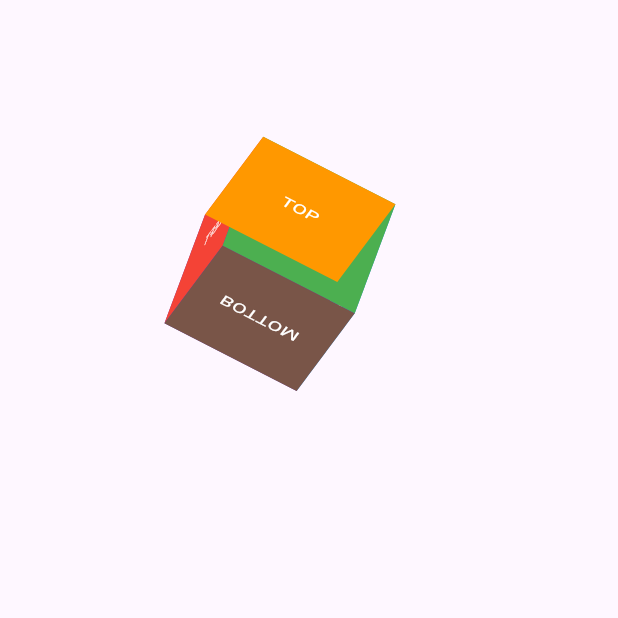
After one commit to gaurishankar007/Flutter-Animations, a Flutter app: the Cube3D screen opened by its route, on a phone screen of 412 x 824 dp, the top half of it. The commit adds this screen. Run offline on Flutter 3.47's test engine with Material 3 defaults, Android fonts, the phone set to English and light mode, and no system bars.

Commit message:
feat: 3D cube rotating

```diff
--- a/lib/main.dart
+++ b/lib/main.dart
@@ -1,15 +1,16 @@
 import 'package:flutter/material.dart';
 
+import 'screens/explicit/bouncing_item.dart';
+import 'screens/explicit/cube_3d.dart';
+import 'screens/explicit/multiple_animations.dart';
+import 'screens/explicit/ticker_animation.dart';
 import 'screens/explicit/transform_clip_path.dart';
-import 'screens/explicit/bouncing_item.dart';
-import 'screens/explicit/multiple_animations.dart';
 import 'screens/explicit/transform_rotation.dart';
 import 'screens/explicit/transitions.dart';
 import 'screens/home.dart';
 import 'screens/implicit/animated_list_view.dart';
 import 'screens/implicit/animated_widgets.dart';
 import 'screens/implicit/hero_animations.dart';
-import 'screens/implicit/ticker_animation.dart';
 import 'screens/implicit/tween_builders.dart';
 
 void main() {
@@ -37,14 +38,19 @@ class MyApp extends StatelessWidget {
   Map<String, WidgetBuilder> get routes {
     return {
       "/": (context) => const Home(),
-      "/ticker": (context) => const TickerAnimation(),
+
+      /// Implicit Animations
       "/animatedWidget": (context) => const AnimatedWidgets(),
       "/tweenBuilder": (context) => const TweenBuilders(),
       "/heroAnimation": (context) => const HeroAnimation(),
       "/animatedListView": (context) => const AnimatedListView(),
+
+      /// Explicit Animations
+      "/ticker": (context) => const TickerAnimation(),
       "/transitionAnimation": (context) => const TransitionAnimation(),
       "/transformRotation": (context) => const TransformRotation(),
       "/transformClipPath": (context) => const TransformClipPath(),
+      "/cube3D": (context) => const Cube3D(),
       "/bouncingItem": (context) => const BouncingItem(),
       "/multipleAnimations": (context) => const MultipleAnimations(),
     };
--- /dev/null
+++ b/lib/screens/explicit/cube_3d.dart
@@ -0,0 +1,192 @@
+import 'dart:math';
+
+import 'package:flutter/material.dart';
+import 'package:vector_math/vector_math_64.dart' show Vector3;
+
+class Cube3D extends StatefulWidget {
+  const Cube3D({super.key});
+  @override
+  State<Cube3D> createState() => _Cube3DState();
+}
+
+class _Cube3DState extends State<Cube3D> with TickerProviderStateMixin {
+  final double size = 100;
+
+  late AnimationController xController;
+  late AnimationController yController;
+  late AnimationController zController;
+
+  late Tween<double> tween;
+
+  @override
+  void initState() {
+    super.initState();
+
+    xController = AnimationController(
+      vsync: this,
+      duration: const Duration(seconds: 20),
+    );
+
+    yController = AnimationController(
+      vsync: this,
+      duration: const Duration(seconds: 30),
+    );
+
+    zController = AnimationController(
+      vsync: this,
+      duration: const Duration(seconds: 40),
+    );
+
+    tween = Tween(begin: 0, end: pi * 2);
+  }
+
+  @override
+  void dispose() {
+    xController.dispose();
+    yController.dispose();
+    zController.dispose();
+    super.dispose();
+  }
+
+  @override
+  Widget build(BuildContext context) {
+    xController
+      ..reset()
+      ..forward();
+
+    yController
+      ..reset()
+      ..forward();
+
+    zController
+      ..reset()
+      ..forward();
+
+    return Scaffold(
+      body: SafeArea(
+        child: Column(
+          children: [
+            SizedBox(height: size, width: double.maxFinite),
+            AnimatedBuilder(
+              animation: Listenable.merge([
+                xController,
+                yController,
+                zController,
+              ]),
+              builder: (context, child) {
+                return Transform(
+                  alignment: Alignment.center,
+                  // Rotating in all axis
+                  transform: Matrix4.identity()
+                    ..rotateX(tween.evaluate(xController))
+                    ..rotateY(tween.evaluate(yController))
+                    ..rotateZ(tween.evaluate(zController)),
+                  child: Stack(
+                    children: [
+                      /// Backs Side
+                      Transform(
+                        alignment: Alignment.center,
+                        // Moving the container behind z axis by   `size` amount
+                        // At the back of the green container
+                        transform: Matrix4.identity()
+                          ..translate(
+                            Vector3(0, 0, -size),
+                          ),
+                        child: Container(
+                          color: Colors.deepPurple,
+                          width: size,
+                          height: size,
+                          alignment: Alignment.center,
+                          child: const Text(
+                            "BACK",
+                            style: TextStyle(color: Colors.white),
+                          ),
+                        ),
+                      ),
+
+                      /// Left Side
+                      Transform(
+                        alignment: Alignment.centerLeft,
+                        transform: Matrix4.identity()..rotateY(pi / 2),
+                        child: Container(
+                          color: Colors.red,
+                          width: size,
+                          height: size,
+                          alignment: Alignment.center,
+                          child: const Text(
+                            "LEFT",
+                            style: TextStyle(color: Colors.white),
+                          ),
+                        ),
+                      ),
+
+                      /// Right Side
+                      Transform(
+                        alignment: Alignment.centerRight,
+                        transform: Matrix4.identity()..rotateY(-pi / 2),
+                        child: Container(
+                          color: Colors.blue,
+                          width: size,
+                          height: size,
+                          alignment: Alignment.center,
+                          child: const Text(
+                            "RIGHT",
+                            style: TextStyle(color: Colors.white),
+                          ),
+                        ),
+                      ),
+
+                      /// Front Side
+                      Container(
+                        color: Colors.green,
+                        width: size,
+                        height: size,
+                        alignment: Alignment.center,
+                        child: const Text(
+                          "Front",
+                          style: TextStyle(color: Colors.white),
+                        ),
+                      ),
+
+                      /// Top Side
+                      Transform(
+                        alignment: Alignment.topCenter,
+                        transform: Matrix4.identity()..rotateX(-pi / 2),
+                        child: Container(
+                          color: Colors.orange,
+                          width: size,
+                          height: size,
+                          alignment: Alignment.center,
+                          child: const Text(
+                            "TOP",
+                            style: TextStyle(color: Colors.white),
+                          ),
+                        ),
+                      ),
+
+                      /// Bottom Side
+                      Transform(
+                        alignment: Alignment.bottomCenter,
+                        transform: Matrix4.identity()..rotateX(pi / 2),
+                        child: Container(
+                          color: Colors.brown,
+                          width: size,
+                          height: size,
+                          alignment: Alignment.center,
+                          child: const Text(
+                            "BOTTOM",
+                            style: TextStyle(color: Colors.white),
+                          ),
+                        ),
+                      ),
+                    ],
+                  ),
+                );
+              },
+            ),
+          ],
+        ),
+      ),
+    );
+  }
+}
--- a/lib/screens/explicit/transform_clip_path.dart
+++ b/lib/screens/explicit/transform_clip_path.dart
@@ -110,7 +110,7 @@ class _TransformClipPathState extends State<TransformClipPath> with TickerProvid
     /// Rotation Animation Status Listener
     counterClockwiseRotationController.addStatusListener((status) {
       if (status == AnimationStatus.completed) {
-        /// Setting continuous flow
+        /// Setting continuous flow of animation
         flipAnimation = Tween<double>(
           begin: flipAnimation.value,
           end: flipAnimation.value + pi,
@@ -121,7 +121,7 @@ class _TransformClipPathState extends State<TransformClipPath> with TickerProvid
           ),
         );
 
-        /// Reset Flip Animation
+        /// Reset flip animation
         flipController
           ..reset()
           ..forward();
@@ -131,7 +131,7 @@ class _TransformClipPathState extends State<TransformClipPath> with TickerProvid
     /// Flip Animation Status Listener
     flipController.addStatusListener((status) {
       if (status == AnimationStatus.completed) {
-        /// Setting continuous flow
+        /// Setting continuous flow of animation
         counterClockwiseAnimation = Tween<double>(
           begin: counterClockwiseAnimation.value,
           end: counterClockwiseAnimation.value + -pi / 2,
@@ -142,7 +142,7 @@ class _TransformClipPathState extends State<TransformClipPath> with TickerProvid
           ),
         );
 
-        /// Reset Counter ClockWise Animation
+        /// Reset Counter clockWise animation
         counterClockwiseRotationController
           ..reset()
           ..forward();
@@ -177,6 +177,7 @@ class _TransformClipPathState extends State<TransformClipPath> with TickerProvid
               child: Row(
                 mainAxisAlignment: MainAxisAlignment.center,
                 children: [
+                  const SizedBox(height: 100),
                   leftSideHalfCircle(),
                   rightSideHalfCircle(),
                 ],
--- a/lib/screens/explicit/transform_rotation.dart
+++ b/lib/screens/explicit/transform_rotation.dart
@@ -17,9 +17,12 @@ class _TransformRotationState extends State<TransformRotation> with SingleTicker
     super.initState();
     animationController = AnimationController(
       vsync: this,
-      duration: const Duration(seconds: 2),
+      duration: const Duration(seconds: 5),
     );
-    animation = Tween<double>(begin: 0, end: pi * 2).animate(animationController);
+    animation = Tween<double>(
+      begin: 0,
+      end: pi * 2,
+    ).animate(animationController);
     animationController.repeat();
   }
 
@@ -51,7 +54,9 @@ class _TransformRotationState extends State<TransformRotation> with SingleTicker
                   width: 100,
                   decoration: BoxDecoration(
                     color: Colors.deepPurple,
-                    borderRadius: BorderRadius.circular(10),
+                    borderRadius: const BorderRadius.horizontal(
+                      left: Radius.circular(10),
+                    ),
                     boxShadow: [
                       BoxShadow(
                         color: Colors.black.withOpacity(.1),
--- a/lib/screens/explicit/transitions.dart
+++ b/lib/screens/explicit/transitions.dart
@@ -7,7 +7,8 @@ class TransitionAnimation extends StatefulWidget {
   State<TransitionAnimation> createState() => _TransitionAnimationState();
 }
 
-class _TransitionAnimationState extends State<TransitionAnimation> with TickerProviderStateMixin {
+class _TransitionAnimationState extends State<TransitionAnimation>
+    with SingleTickerProviderStateMixin {
   late final AnimationController animationController;
 
   late final Animation<Offset> slideAnimation;
@@ -33,9 +34,14 @@ class _TransitionAnimationState extends State<TransitionAnimation> with TickerPr
         curve: Curves.slowMiddle,
       ),
     );
-    sizeAnimation = CurvedAnimation(
-      parent: animationController,
-      curve: Curves.easeInOut,
+    sizeAnimation = Tween<double>(
+      begin: .1,
+      end: 1,
+    ).animate(
+      CurvedAnimation(
+        parent: animationController,
+        curve: Curves.easeInOut,
+      ),
     );
     fadeAnimation = Tween<double>(
       begin: 0,
--- a/lib/screens/home.dart
+++ b/lib/screens/home.dart
@@ -51,11 +51,6 @@ class _HomeState extends State<Home> with TickerProviderStateMixin {
       mainAxisSize: MainAxisSize.min,
       children: [
         ElevatedButton(
-          onPressed: () => Navigator.pushNamed(context, "/ticker"),
-          child: const Text("Ticker Animation"),
-        ),
-        const SizedBox(height: 20),
-        ElevatedButton(
           onPressed: () => Navigator.pushNamed(context, "/animatedWidget"),
           child: const Text("Animated Widget"),
         ),
@@ -83,6 +78,11 @@ class _HomeState extends State<Home> with TickerProviderStateMixin {
       mainAxisSize: MainAxisSize.min,
       children: [
         ElevatedButton(
+          onPressed: () => Navigator.pushNamed(context, "/ticker"),
+          child: const Text("Ticker Animation"),
+        ),
+        const SizedBox(height: 20),
+        ElevatedButton(
           onPressed: () => Navigator.pushNamed(context, "/transitionAnimation"),
           child: const Text("Transition Animation"),
         ),
@@ -98,6 +98,11 @@ class _HomeState extends State<Home> with TickerProviderStateMixin {
         ),
         const SizedBox(height: 20),
         ElevatedButton(
+          onPressed: () => Navigator.pushNamed(context, "/cube3D"),
+          child: const Text("3D Cube"),
+        ),
+        const SizedBox(height: 20),
+        ElevatedButton(
           onPressed: () => Navigator.pushNamed(context, "/bouncingItem"),
           child: const Text("Bouncing Item"),
         ),
--- a/pubspec.yaml
+++ b/pubspec.yaml
@@ -35,6 +35,7 @@ dependencies:
   # The following adds the Cupertino Icons font to your application.
   # Use with the CupertinoIcons class for iOS style icons.
   cupertino_icons: ^1.0.2
+  vector_math: ^2.1.4
 
 dev_dependencies:
   flutter_test:
```
Also changed, not shown: lib/screens/explicit/ticker_animation.dart (renamed from lib/screens/implicit/ticker_animation.dart), pubspec.lock, 2 other files.
